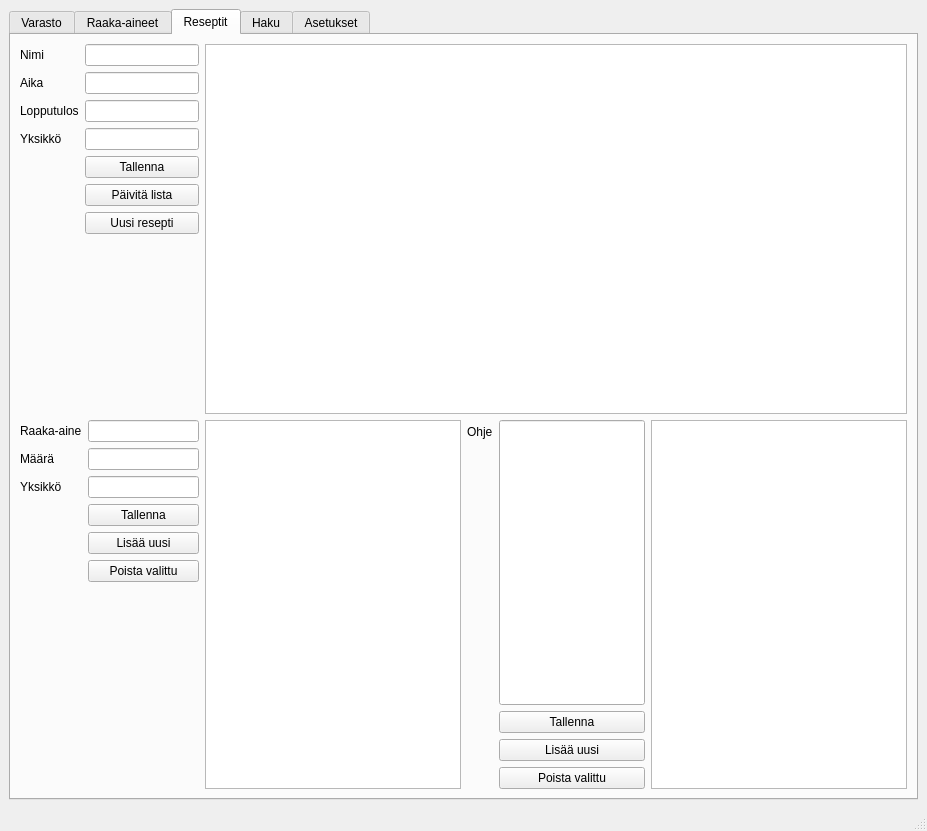
Before: the Qt Designer form src/ReseptiGUI1.ui in Kalmis/alykas-reseptikirja, drawn with Qt 5.
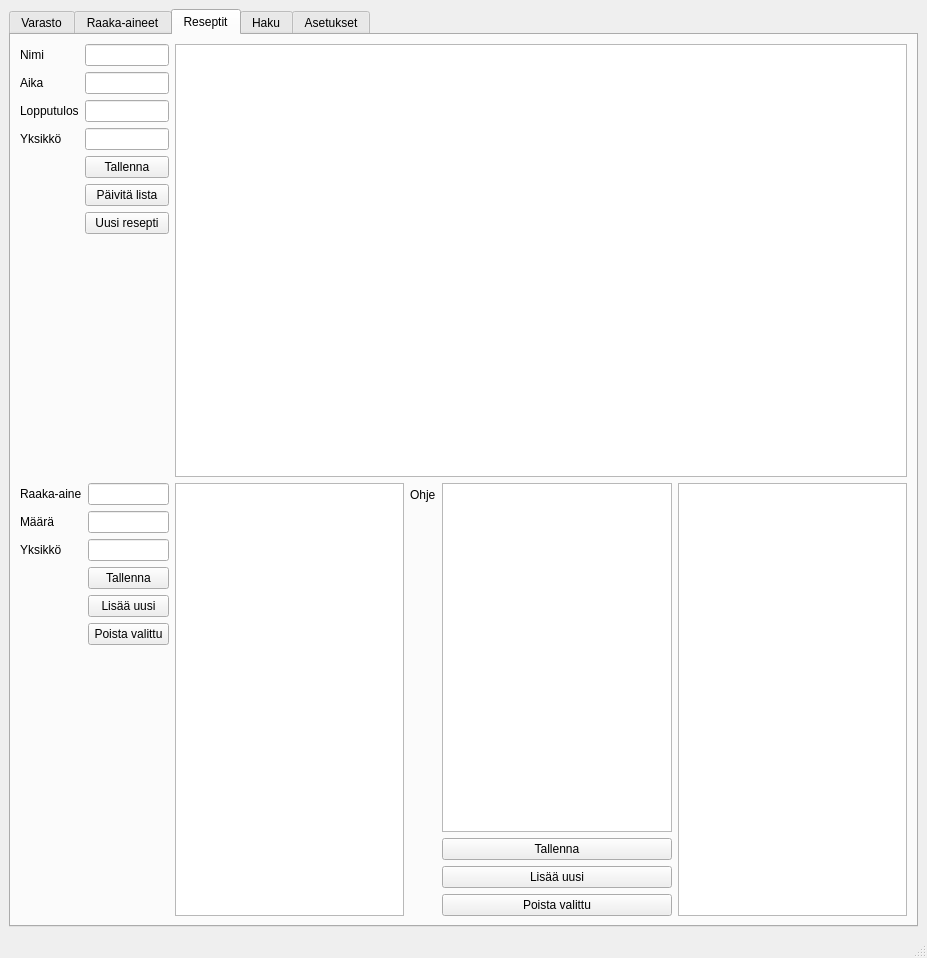
After: the same form once the commit is applied. The open tabs and pages were chosen to show the change.

Commit message: Kommentien lisäämistä

```diff
--- a/src/ReseptiGUI1.ui
+++ b/src/ReseptiGUI1.ui
@@ -10,7 +10,7 @@
     <x>0</x>
     <y>0</y>
     <width>927</width>
-    <height>831</height>
+    <height>958</height>
    </rect>
   </property>
   <property name="mouseTracking">
@@ -389,43 +389,30 @@
             </property>
            </widget>
           </item>
-          <item row="0" column="1">
-           <widget class="QLineEdit" name="recipeInstruction">
-            <property name="sizePolicy">
-             <sizepolicy hsizetype="Expanding" vsizetype="Expanding">
-              <horstretch>0</horstretch>
-              <verstretch>0</verstretch>
-             </sizepolicy>
-            </property>
-            <property name="minimumSize">
-             <size>
-              <width>0</width>
-              <height>0</height>
-             </size>
-            </property>
-           </widget>
-          </item>
-          <item row="3" column="1">
+          <item row="4" column="1">
            <widget class="QPushButton" name="buttonSaveRecipeInstruction">
             <property name="text">
              <string>Tallenna</string>
             </property>
            </widget>
           </item>
-          <item row="5" column="1">
+          <item row="6" column="1">
            <widget class="QPushButton" name="buttonDeleteRecipeInstruction">
             <property name="text">
              <string>Poista valittu</string>
             </property>
            </widget>
           </item>
-          <item row="4" column="1">
+          <item row="5" column="1">
            <widget class="QPushButton" name="buttonNewRecipeInstruction">
             <property name="text">
              <string>Lisää uusi</string>
             </property>
            </widget>
           </item>
+          <item row="0" column="1">
+           <widget class="QPlainTextEdit" name="recipeInstruction"/>
+          </item>
          </layout>
         </item>
         <item row="1" column="1">
@@ -439,6 +426,9 @@
           <property name="selectionBehavior">
            <enum>QAbstractItemView::SelectRows</enum>
           </property>
+          <attribute name="horizontalHeaderStretchLastSection">
+           <bool>true</bool>
+          </attribute>
          </widget>
         </item>
         <item row="1" column="3">
```
Left out of the diff: 2 changed lines with no effect on the pictures. The commit also changes 2 other files.
